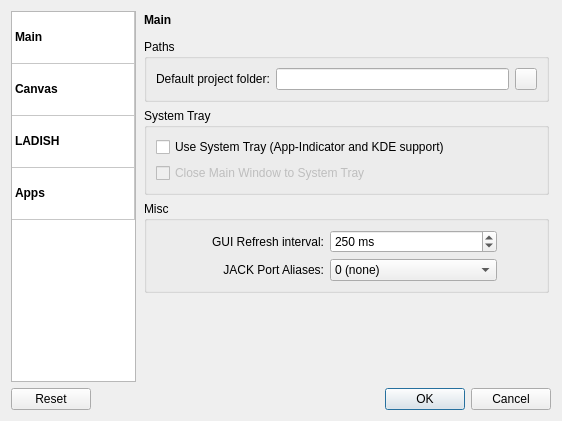
This is src/ui/settings_app.ui in falkTX/Cadence as Qt 5 draws it before an edit. The edited form follows.
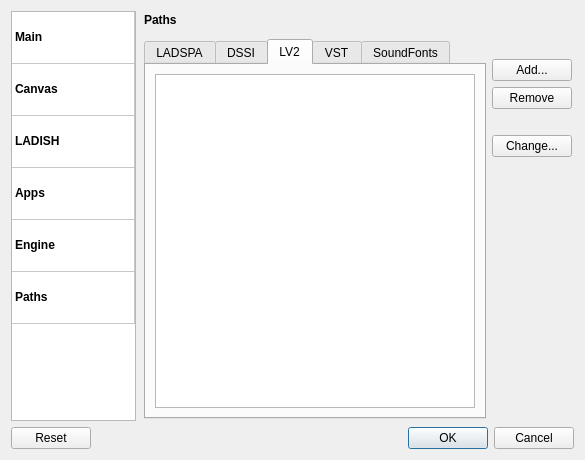
This is the edited form. Icons and pictures are not drawn.

Commit message: Implemented Carla folders setting

```diff
--- a/src/ui/settings_app.ui
+++ b/src/ui/settings_app.ui
@@ -6,8 +6,8 @@
    <rect>
     <x>0</x>
     <y>0</y>
-    <width>562</width>
-    <height>421</height>
+    <width>585</width>
+    <height>460</height>
    </rect>
   </property>
   <property name="windowTitle">
@@ -86,6 +86,16 @@
          <string>apps</string>
         </property>
        </row>
+       <row>
+        <property name="text">
+         <string>engine</string>
+        </property>
+       </row>
+       <row>
+        <property name="text">
+         <string>paths</string>
+        </property>
+       </row>
        <column>
         <property name="text">
          <string>Widget</string>
@@ -166,6 +176,42 @@
          <set>ItemIsSelectable|ItemIsEnabled</set>
         </property>
        </item>
+       <item row="4" column="0">
+        <property name="text">
+         <string>Engine</string>
+        </property>
+        <property name="font">
+         <font>
+          <weight>75</weight>
+          <bold>true</bold>
+         </font>
+        </property>
+        <property name="icon">
+         <iconset resource="../icons/icons.qrc">
+          <normaloff>:/48x48/jack.png</normaloff>:/48x48/jack.png</iconset>
+        </property>
+        <property name="flags">
+         <set>ItemIsSelectable|ItemIsEnabled</set>
+        </property>
+       </item>
+       <item row="5" column="0">
+        <property name="text">
+         <string>Paths</string>
+        </property>
+        <property name="font">
+         <font>
+          <weight>75</weight>
+          <bold>true</bold>
+         </font>
+        </property>
+        <property name="icon">
+         <iconset resource="../icons/icons.qrc">
+          <normaloff>:/48x48/folder.png</normaloff>:/48x48/folder.png</iconset>
+        </property>
+        <property name="flags">
+         <set>ItemIsSelectable|ItemIsEnabled</set>
+        </property>
+       </item>
       </widget>
      </item>
      <item>
@@ -174,7 +220,7 @@
         <number>0</number>
        </property>
        <property name="currentIndex">
-        <number>0</number>
+        <number>5</number>
        </property>
        <widget class="QWidget" name="page_main">
         <layout class="QVBoxLayout" name="verticalLayout_5">
@@ -886,6 +932,291 @@
          </item>
         </layout>
        </widget>
+       <widget class="QWidget" name="page_engine">
+        <layout class="QVBoxLayout" name="verticalLayout_18">
+         <property name="margin">
+          <number>2</number>
+         </property>
+         <item>
+          <layout class="QHBoxLayout" name="horizontalLayout_5">
+           <item>
+            <widget class="QLabel" name="label_6">
+             <property name="text">
+              <string>&lt;b&gt;Engine&lt;/b&gt;</string>
+             </property>
+             <property name="alignment">
+              <set>Qt::AlignLeading|Qt::AlignLeft|Qt::AlignTop</set>
+             </property>
+            </widget>
+           </item>
+           <item>
+            <spacer name="horizontalSpacer_3">
+             <property name="orientation">
+              <enum>Qt::Horizontal</enum>
+             </property>
+             <property name="sizeHint" stdset="0">
+              <size>
+               <width>40</width>
+               <height>20</height>
+              </size>
+             </property>
+            </spacer>
+           </item>
+           <item>
+            <widget class="QLabel" name="label_17">
+             <property name="text">
+              <string notr="true"/>
+             </property>
+             <property name="pixmap">
+              <pixmap resource="../icons/icons.qrc">:/48x48/exec.png</pixmap>
+             </property>
+             <property name="alignment">
+              <set>Qt::AlignHCenter|Qt::AlignTop</set>
+             </property>
+            </widget>
+           </item>
+          </layout>
+         </item>
+         <item>
+          <widget class="QGroupBox" name="groupBox">
+           <property name="title">
+            <string>Core</string>
+           </property>
+           <layout class="QVBoxLayout" name="verticalLayout_16">
+            <item>
+             <widget class="QCheckBox" name="ch_engine_global_client">
+              <property name="text">
+               <string>Use a single/global JACK client</string>
+              </property>
+             </widget>
+            </item>
+           </layout>
+          </widget>
+         </item>
+         <item>
+          <widget class="QGroupBox" name="groupBox_8">
+           <property name="title">
+            <string>Advanced</string>
+           </property>
+           <layout class="QVBoxLayout" name="verticalLayout_19">
+            <item>
+             <widget class="QCheckBox" name="ch_engine_dssi_chunks">
+              <property name="text">
+               <string>Enable chunk data for dssi-vst</string>
+              </property>
+             </widget>
+            </item>
+            <item>
+             <widget class="QCheckBox" name="ch_engine_prefer_bridges">
+              <property name="text">
+               <string>Use UI bridges instead of direct handling when possible</string>
+              </property>
+             </widget>
+            </item>
+           </layout>
+          </widget>
+         </item>
+         <item>
+          <spacer name="verticalSpacer_9">
+           <property name="orientation">
+            <enum>Qt::Vertical</enum>
+           </property>
+           <property name="sizeHint" stdset="0">
+            <size>
+             <width>20</width>
+             <height>225</height>
+            </size>
+           </property>
+          </spacer>
+         </item>
+        </layout>
+       </widget>
+       <widget class="QWidget" name="page_paths">
+        <layout class="QGridLayout" name="gridLayout">
+         <property name="margin">
+          <number>2</number>
+         </property>
+         <item row="0" column="0" colspan="2">
+          <layout class="QHBoxLayout" name="horizontalLayout_6">
+           <item>
+            <widget class="QLabel" name="label_18">
+             <property name="text">
+              <string>&lt;b&gt;Paths&lt;/b&gt;</string>
+             </property>
+             <property name="alignment">
+              <set>Qt::AlignLeading|Qt::AlignLeft|Qt::AlignTop</set>
+             </property>
+            </widget>
+           </item>
+           <item>
+            <spacer name="horizontalSpacer_4">
+             <property name="orientation">
+              <enum>Qt::Horizontal</enum>
+             </property>
+             <property name="sizeHint" stdset="0">
+              <size>
+               <width>40</width>
+               <height>20</height>
+              </size>
+             </property>
+            </spacer>
+           </item>
+           <item>
+            <widget class="QLabel" name="label_19">
+             <property name="text">
+              <string notr="true"/>
+             </property>
+             <property name="pixmap">
+              <pixmap resource="../icons/icons.qrc">:/48x48/folder.png</pixmap>
+             </property>
+             <property name="alignment">
+              <set>Qt::AlignHCenter|Qt::AlignTop</set>
+             </property>
+            </widget>
+           </item>
+          </layout>
+         </item>
+         <item row="1" column="0">
+          <widget class="QTabWidget" name="tw_paths">
+           <property name="currentIndex">
+            <number>2</number>
+           </property>
+           <widget class="QWidget" name="ladspa">
+            <attribute name="title">
+             <string>LADSPA</string>
+            </attribute>
+            <layout class="QVBoxLayout" name="verticalLayout_11">
+             <item>
+              <widget class="QListWidget" name="lw_ladspa"/>
+             </item>
+            </layout>
+           </widget>
+           <widget class="QWidget" name="dssi">
+            <attribute name="title">
+             <string>DSSI</string>
+            </attribute>
+            <layout class="QVBoxLayout" name="verticalLayout_12">
+             <item>
+              <widget class="QListWidget" name="lw_dssi"/>
+             </item>
+            </layout>
+           </widget>
+           <widget class="QWidget" name="lv2">
+            <attribute name="title">
+             <string>LV2</string>
+            </attribute>
+            <layout class="QHBoxLayout" name="horizontalLayout_7">
+             <item>
+              <widget class="QListWidget" name="lw_lv2"/>
+             </item>
+            </layout>
+           </widget>
+           <widget class="QWidget" name="vst">
+            <attribute name="title">
+             <string>VST</string>
+            </attribute>
+            <layout class="QVBoxLayout" name="verticalLayout_13">
+             <item>
+              <widget class="QListWidget" name="lw_vst"/>
+             </item>
+            </layout>
+           </widget>
+           <widget class="QWidget" name="sf2">
+            <attribute name="title">
+             <string>SoundFonts</string>
+            </attribute>
+            <layout class="QVBoxLayout" name="verticalLayout_15">
+             <item>
+              <widget class="QListWidget" name="lw_sf2"/>
+             </item>
+            </layout>
+           </widget>
+          </widget>
+         </item>
+         <item row="1" column="1">
+          <layout class="QVBoxLayout" name="verticalLayout">
+           <item>
+            <spacer name="verticalSpacer_8">
+             <property name="orientation">
+              <enum>Qt::Vertical</enum>
+             </property>
+             <property name="sizeType">
+              <enum>QSizePolicy::Fixed</enum>
+             </property>
+             <property name="sizeHint" stdset="0">
+              <size>
+               <width>20</width>
+               <height>20</height>
+              </size>
+             </property>
+            </spacer>
+           </item>
+           <item>
+            <widget class="QPushButton" name="b_paths_add">
+             <property name="text">
+              <string>Add...</string>
+             </property>
+             <property name="icon">
+              <iconset resource="../icons/icons.qrc">
+               <normaloff>:/16x16/list-add.png</normaloff>:/16x16/list-add.png</iconset>
+             </property>
+            </widget>
+           </item>
+           <item>
+            <widget class="QPushButton" name="b_paths_remove">
+             <property name="text">
+              <string>Remove</string>
+             </property>
+             <property name="icon">
+              <iconset resource="../icons/icons.qrc">
+               <normaloff>:/16x16/list-remove.png</normaloff>:/16x16/list-remove.png</iconset>
+             </property>
+            </widget>
+           </item>
+           <item>
+            <spacer name="verticalSpacer_2">
+             <property name="orientation">
+              <enum>Qt::Vertical</enum>
+             </property>
+             <property name="sizeType">
+              <enum>QSizePolicy::Fixed</enum>
+             </property>
+             <property name="sizeHint" stdset="0">
+              <size>
+               <width>20</width>
+               <height>20</height>
+              </size>
+             </property>
+            </spacer>
+           </item>
+           <item>
+            <widget class="QPushButton" name="b_paths_change">
+             <property name="text">
+              <string>Change...</string>
+             </property>
+             <property name="icon">
+              <iconset resource="../icons/icons.qrc">
+               <normaloff>:/16x16/edit-rename.png</normaloff>:/16x16/edit-rename.png</iconset>
+             </property>
+            </widget>
+           </item>
+           <item>
+            <spacer name="verticalSpacer_7">
+             <property name="orientation">
+              <enum>Qt::Vertical</enum>
+             </property>
+             <property name="sizeHint" stdset="0">
+              <size>
+               <width>20</width>
+               <height>40</height>
+              </size>
+             </property>
+            </spacer>
+           </item>
+          </layout>
+         </item>
+        </layout>
+       </widget>
       </widget>
      </item>
     </layout>
```
The commit also changes 6 other files.
